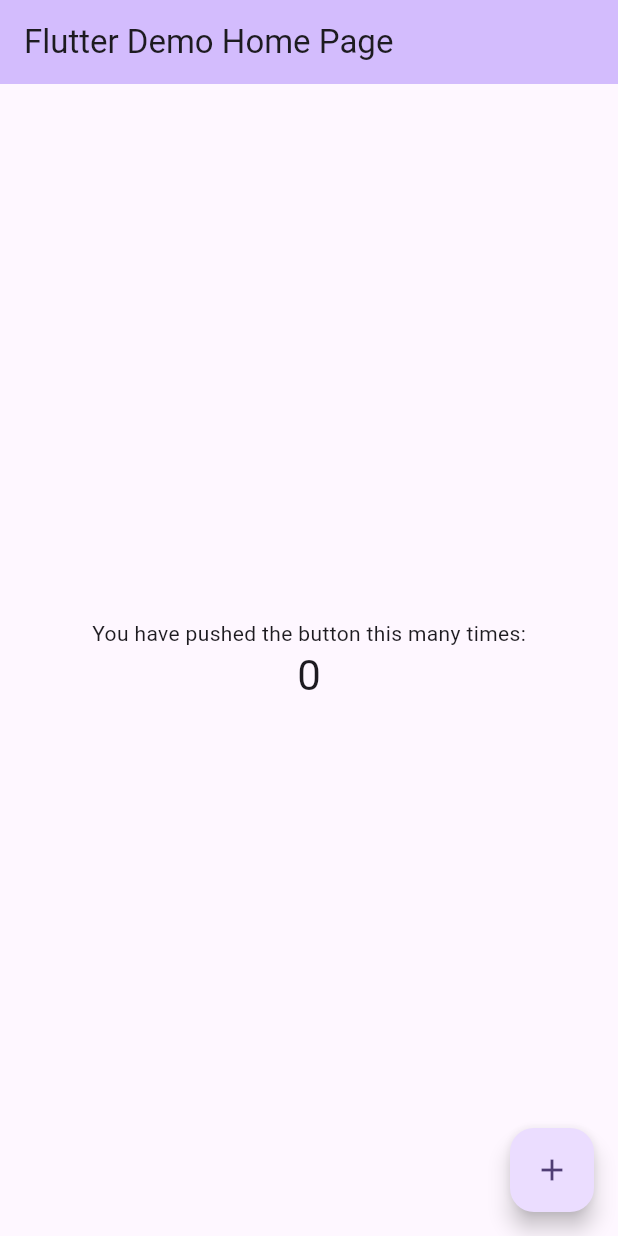
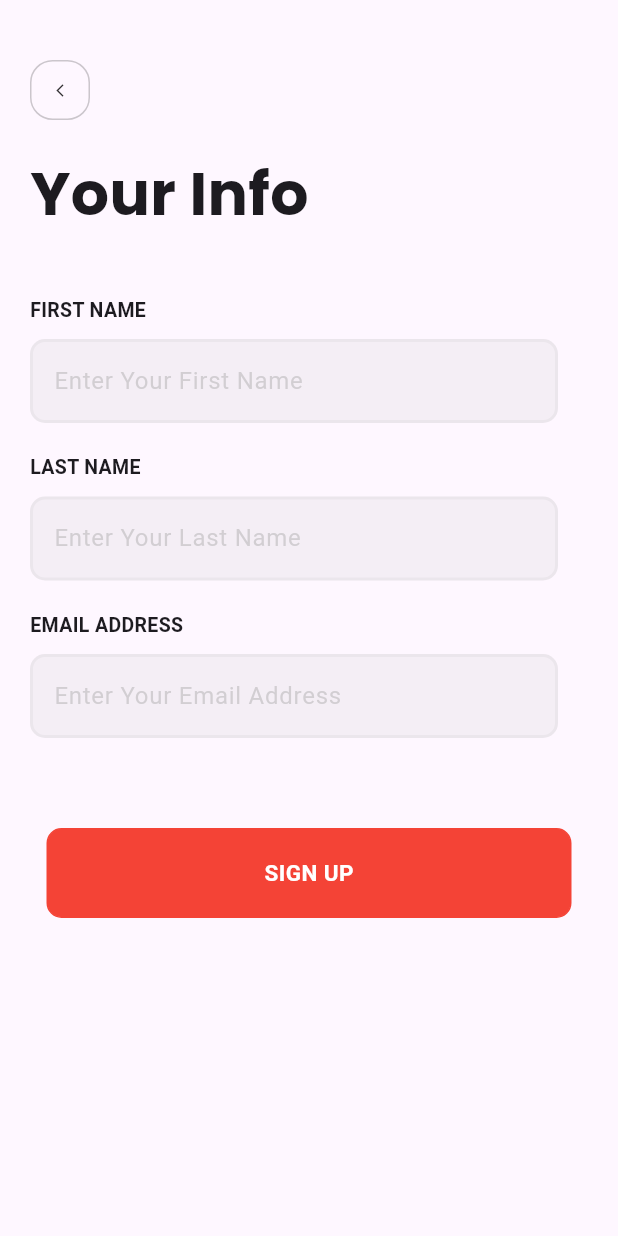
Before and after one commit to afrinfathima8524/Food_delivery, a Flutter app: the screen it shows after launch, on a phone screen of 412 x 824 dp. Run offline on Flutter 3.47's test engine with Material 3 defaults, Android fonts, the phone set to English and light mode, and no system bars; our stand-ins replace google_fonts.

Commit message:
signup added

```diff
--- a/food_delivery/lib/features/home/presentation/screens/home_screen.dart
+++ b/food_delivery/lib/features/home/presentation/screens/home_screen.dart
@@ -0,0 +1,67 @@
+// ignore_for_file: prefer_const_constructors, prefer_const_literals_to_create_immutables
+
+import 'package:flutter/material.dart';
+import 'package:google_fonts/google_fonts.dart';
+
+class HomePage extends StatelessWidget {
+  const HomePage({super.key});
+
+  @override
+  Widget build(BuildContext context) {
+    return Scaffold(
+      body: SafeArea(
+        child: Padding(
+          padding: const EdgeInsets.only(left: 20),
+          child: Column(
+            crossAxisAlignment: CrossAxisAlignment.start,
+            mainAxisAlignment: MainAxisAlignment.start,
+            children: [
+              SizedBox(
+                height: 30,
+              ),
+              Row(
+                crossAxisAlignment: CrossAxisAlignment.start,
+                mainAxisAlignment: MainAxisAlignment.spaceBetween,
+                children: [
+                  Text(
+                    'Home',
+                    style: GoogleFonts.poppins(
+                        fontSize: 20, fontWeight: FontWeight.w600),
+                  ),
+                  Row(
+                    mainAxisAlignment: MainAxisAlignment.end,
+                    children: [
+                      Padding(
+                        padding: const EdgeInsets.all(8.0),
+                        child: Container(
+                          height: 50,
+                          width: 50,
+                          decoration: BoxDecoration(
+                            color: Colors.grey,
+                            borderRadius: BorderRadius.circular(15),
+                          ),
+                          child: IconButton(
+                              onPressed: () {}, icon: Icon(Icons.search)),
+                        ),
+                      ),
+                      Container(
+                        height: 50,
+                        width: 50,
+                        decoration: BoxDecoration(
+                          color: Colors.grey,
+                          borderRadius: BorderRadius.circular(15),
+                        ),
+                        child: IconButton(
+                            onPressed: () {}, icon: Icon(Icons.filter_list)),
+                      ),
+                    ],
+                  ),
+                ],
+              ),
+            ],
+          ),
+        ),
+      ),
+    );
+  }
+}
--- /dev/null
+++ b/food_delivery/lib/features/home/presentation/screens/signin.dart
@@ -0,0 +1,196 @@
+// ignore_for_file: sort_child_properties_last, prefer_const_constructors
+
+import 'package:flutter/material.dart';
+import 'package:food_delivery/features/home/presentation/screens/home_screen.dart';
+import 'package:google_fonts/google_fonts.dart';
+
+class SignInPage extends StatelessWidget {
+  const SignInPage({super.key});
+
+  @override
+  Widget build(BuildContext context) {
+    return SafeArea(
+      child: Scaffold(
+        body: SingleChildScrollView(
+          child: Column(
+            mainAxisAlignment: MainAxisAlignment.start,
+            crossAxisAlignment: CrossAxisAlignment.start,
+            children: [
+              Padding(
+                padding: const EdgeInsets.only(left: 20, top: 40),
+                child: InkWell(
+                  child: Container(
+                    decoration: BoxDecoration(
+                      borderRadius: BorderRadius.circular(15),
+                      border: Border.all(color: Colors.black.withOpacity(0.2)),
+                    ),
+                    height: 40,
+                    width: 40,
+                    child: Icon(
+                      Icons.arrow_back_ios_new,
+                      size: 10,
+                      color: Colors.black.withOpacity(0.8),
+                    ),
+                  ),
+                ),
+              ),
+              SizedBox(
+                height: 20,
+              ),
+              Padding(
+                padding: const EdgeInsets.only(
+                  left: 20,
+                ),
+                child: Text(
+                  'Your Info',
+                  style: GoogleFonts.poppins(
+                      fontSize: 40, fontWeight: FontWeight.bold),
+                ),
+              ),
+
+              // First Name
+              SizedBox(
+                height: 40,
+              ),
+              Padding(
+                padding: const EdgeInsets.only(
+                  left: 20,
+                ),
+                child: Text(
+                  'FIRST NAME',
+                  style: TextStyle(fontSize: 13, fontWeight: FontWeight.bold),
+                ),
+              ),
+              Padding(
+                padding: const EdgeInsets.only(left: 20, right: 40, top: 10),
+                child: TextField(
+                  decoration: InputDecoration(
+                    hintText: "Enter Your First Name",
+                    hintStyle: TextStyle(color: Colors.grey.withOpacity(0.4)),
+                    labelStyle: TextStyle(color: Colors.grey.withOpacity(0.1)),
+                    filled: true,
+                    fillColor: Colors.grey.withOpacity(0.1),
+                    focusedBorder: OutlineInputBorder(
+                      borderSide: BorderSide(color: Colors.red),
+                      borderRadius: BorderRadius.circular(10),
+                    ),
+                    enabledBorder: OutlineInputBorder(
+                      borderSide: BorderSide(
+                          color: Colors.grey.withOpacity(0.1), width: 2.0),
+                      borderRadius: BorderRadius.circular(10),
+                    ),
+                  ),
+                ),
+              ),
+
+              //Last Name
+              SizedBox(
+                height: 20,
+              ),
+              Padding(
+                padding: const EdgeInsets.only(
+                  left: 20,
+                ),
+                child: Text(
+                  'LAST NAME',
+                  style: TextStyle(fontSize: 13, fontWeight: FontWeight.bold),
+                ),
+              ),
+              Padding(
+                padding: const EdgeInsets.only(left: 20, right: 40, top: 10),
+                child: TextField(
+                  decoration: InputDecoration(
+                    hintText: "Enter Your Last Name",
+                    hintStyle: TextStyle(color: Colors.grey.withOpacity(0.4)),
+                    labelStyle: TextStyle(color: Colors.grey),
+                    filled: true,
+                    fillColor: Colors.grey.withOpacity(0.1),
+                    focusedBorder: OutlineInputBorder(
+                      borderSide: BorderSide(color: Colors.red),
+                      borderRadius: BorderRadius.circular(10),
+                    ),
+                    enabledBorder: OutlineInputBorder(
+                      borderSide: BorderSide(
+                          color: Colors.grey.withOpacity(0.1), width: 2.0),
+                      borderRadius: BorderRadius.circular(10),
+                    ),
+                  ),
+                ),
+              ),
+
+              //EmailAddress
+              SizedBox(
+                height: 20,
+              ),
+              Padding(
+                padding: const EdgeInsets.only(
+                  left: 20,
+                ),
+                child: Text(
+                  'EMAIL ADDRESS',
+                  style: TextStyle(fontSize: 13, fontWeight: FontWeight.bold),
+                ),
+              ),
+              Padding(
+                padding: const EdgeInsets.only(left: 20, right: 40, top: 10),
+                child: TextField(
+                  decoration: InputDecoration(
+                    hintText: "Enter Your Email Address",
+                    hintStyle: TextStyle(color: Colors.grey.withOpacity(0.4)),
+                    labelStyle: TextStyle(color: Colors.grey),
+                    filled: true,
+                    fillColor: Colors.grey.withOpacity(0.1),
+                    focusedBorder: OutlineInputBorder(
+                      borderSide: BorderSide(color: Colors.red),
+                      borderRadius: BorderRadius.circular(10),
+                    ),
+                    enabledBorder: OutlineInputBorder(
+                      borderSide: BorderSide(
+                          color: Colors.grey.withOpacity(0.1), width: 2.0),
+                      borderRadius: BorderRadius.circular(10),
+                    ),
+                  ),
+                ),
+              ),
+
+              //Sign Up Button
+              SizedBox(
+                height: 60,
+              ),
+              Center(
+                child: InkWell(
+                  onTap: () {
+                    Navigator.push(
+                      context,
+                      MaterialPageRoute(
+                        builder: (context) => HomePage(),
+                      ),
+                    );
+                  },
+                  child: Container(
+                    height: 60,
+                    width: 350,
+                    decoration: BoxDecoration(
+                      color: Colors.red,
+                      border: Border.all(color: Colors.red),
+                      borderRadius: BorderRadius.circular(10),
+                    ),
+                    child: Center(
+                      child: Text(
+                        'SIGN UP',
+                        style: TextStyle(
+                            color: Colors.white,
+                            fontWeight: FontWeight.bold,
+                            fontSize: 15),
+                      ),
+                    ),
+                  ),
+                ),
+              ),
+            ],
+          ),
+        ),
+      ),
+    );
+  }
+}
--- a/food_delivery/lib/main.dart
+++ b/food_delivery/lib/main.dart
@@ -1,4 +1,8 @@
+// ignore_for_file: prefer_const_constructors
+
 import 'package:flutter/material.dart';
+
+import 'features/home/presentation/screens/signin.dart';
 
 void main() {
   runApp(const MyApp());
@@ -11,115 +15,8 @@ class MyApp extends StatelessWidget {
   @override
   Widget build(BuildContext context) {
     return MaterialApp(
-      title: 'Flutter Demo',
-      theme: ThemeData(
-        // This is the theme of your application.
-        //
-        // TRY THIS: Try running your application with "flutter run". You'll see
-        // the application has a purple toolbar. Then, without quitting the app,
-        // try changing the seedColor in the colorScheme below to Colors.green
-        // and then invoke "hot reload" (save your changes or press the "hot
-        // reload" button in a Flutter-supported IDE, or press "r" if you used
-        // the command line to start the app).
-        //
-        // Notice that the counter didn't reset back to zero; the application
-        // state is not lost during the reload. To reset the state, use hot
-        // restart instead.
-        //
-        // This works for code too, not just values: Most code changes can be
-        // tested with just a hot reload.
-        colorScheme: ColorScheme.fromSeed(seedColor: Colors.deepPurple),
-        useMaterial3: true,
-      ),
-      home: const MyHomePage(title: 'Flutter Demo Home Page'),
+      debugShowCheckedModeBanner: false,
+      home: SignInPage(),
     );
   }
 }
-
-class MyHomePage extends StatefulWidget {
-  const MyHomePage({super.key, required this.title});
-
-  // This widget is the home page of your application. It is stateful, meaning
-  // that it has a State object (defined below) that contains fields that affect
-  // how it looks.
-
-  // This class is the configuration for the state. It holds the values (in this
-  // case the title) provided by the parent (in this case the App widget) and
-  // used by the build method of the State. Fields in a Widget subclass are
-  // always marked "final".
-
-  final String title;
-
-  @override
-  State<MyHomePage> createState() => _MyHomePageState();
-}
-
-class _MyHomePageState extends State<MyHomePage> {
-  int _counter = 0;
-
-  void _incrementCounter() {
-    setState(() {
-      // This call to setState tells the Flutter framework that something has
-      // changed in this State, which causes it to rerun the build method below
-      // so that the display can reflect the updated values. If we changed
-      // _counter without calling setState(), then the build method would not be
-      // called again, and so nothing would appear to happen.
-      _counter++;
-    });
-  }
-
-  @override
-  Widget build(BuildContext context) {
-    // This method is rerun every time setState is called, for instance as done
-    // by the _incrementCounter method above.
-    //
-    // The Flutter framework has been optimized to make rerunning build methods
-    // fast, so that you can just rebuild anything that needs updating rather
-    // than having to individually change instances of widgets.
-    return Scaffold(
-      appBar: AppBar(
-        // TRY THIS: Try changing the color here to a specific color (to
-        // Colors.amber, perhaps?) and trigger a hot reload to see the AppBar
-        // change color while the other colors stay the same.
-        backgroundColor: Theme.of(context).colorScheme.inversePrimary,
-        // Here we take the value from the MyHomePage object that was created by
-        // the App.build method, and use it to set our appbar title.
-        title: Text(widget.title),
-      ),
-      body: Center(
-        // Center is a layout widget. It takes a single child and positions it
-        // in the middle of the parent.
-        child: Column(
-          // Column is also a layout widget. It takes a list of children and
-          // arranges them vertically. By default, it sizes itself to fit its
-          // children horizontally, and tries to be as tall as its parent.
-          //
-          // Column has various properties to control how it sizes itself and
-          // how it positions its children. Here we use mainAxisAlignment to
-          // center the children vertically; the main axis here is the vertical
-          // axis because Columns are vertical (the cross axis would be
-          // horizontal).
-          //
-          // TRY THIS: Invoke "debug painting" (choose the "Toggle Debug Paint"
-          // action in the IDE, or press "p" in the console), to see the
-          // wireframe for each widget.
-          mainAxisAlignment: MainAxisAlignment.center,
-          children: <Widget>[
-            const Text(
-              'You have pushed the button this many times:',
-            ),
-            Text(
-              '$_counter',
-              style: Theme.of(context).textTheme.headlineMedium,
-            ),
-          ],
-        ),
-      ),
-      floatingActionButton: FloatingActionButton(
-        onPressed: _incrementCounter,
-        tooltip: 'Increment',
-        child: const Icon(Icons.add),
-      ), // This trailing comma makes auto-formatting nicer for build methods.
-    );
-  }
-}
--- a/food_delivery/pubspec.yaml
+++ b/food_delivery/pubspec.yaml
@@ -35,6 +35,7 @@ dependencies:
   # The following adds the Cupertino Icons font to your application.
   # Use with the CupertinoIcons class for iOS style icons.
   cupertino_icons: ^1.0.6
+  google_fonts: ^6.2.1
 
 dev_dependencies:
   flutter_test:
```
Also changed, not shown: food_delivery/pubspec.lock, 1 other file.
